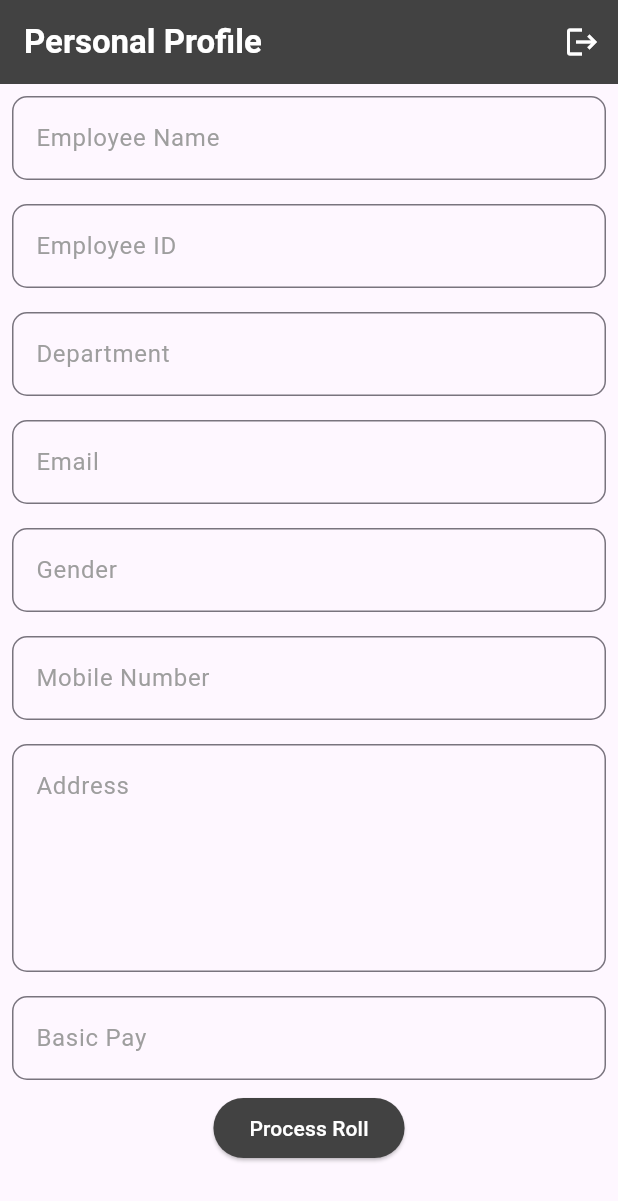
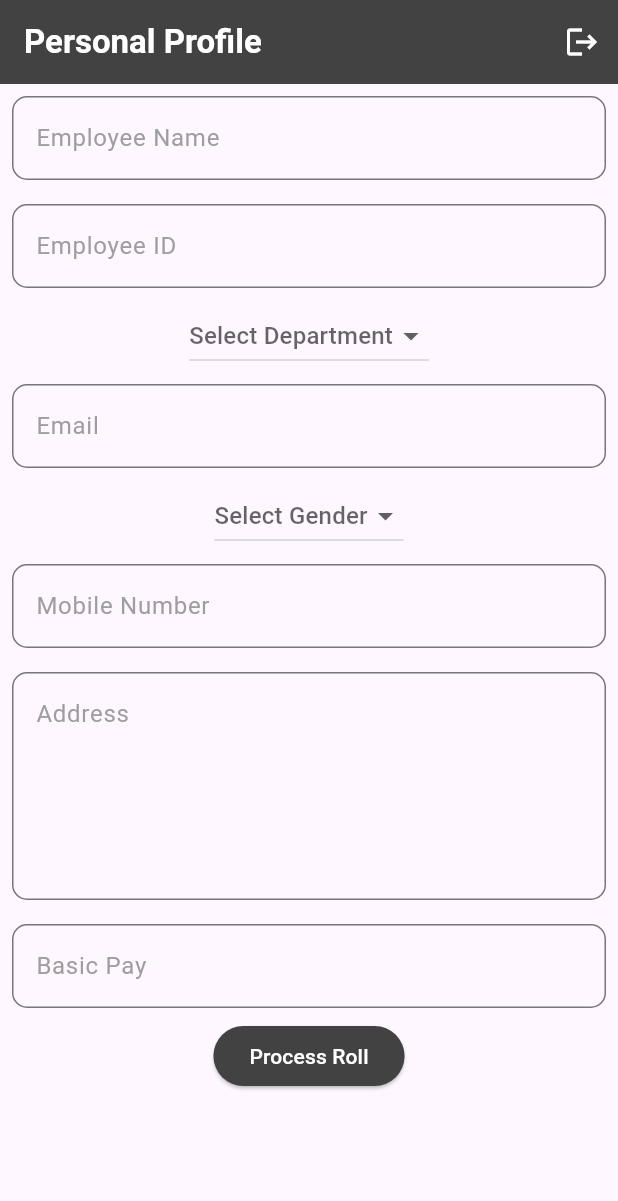
Before and after one commit to ashwinkn2004/sstp_flutter, a Flutter app: the screen it shows after launch, on a phone screen of 412 x 824 dp. Shown: the top 1201 px of the screen. Run offline on Flutter 3.47's test engine with Material 3 defaults, Android fonts, the light colour scheme and no system bars; our stand-ins replace google_fonts.

Commit message:
some changes made

```diff
--- a/employee_payroll/lib/details_screen.dart
+++ b/employee_payroll/lib/details_screen.dart
@@ -1,8 +1,22 @@
 import 'package:flutter/material.dart';
 import 'package:employee_payroll/pay_roll.dart';
 
-class DetailsScreen extends StatelessWidget {
-  const DetailsScreen({super.key});
+class DetailsScreen extends StatefulWidget {
+  DetailsScreen({super.key});
+
+  @override
+  State<DetailsScreen> createState() => _DetailsScreenState();
+}
+
+class _DetailsScreenState extends State<DetailsScreen> {
+  List<String> department = ['CIVIL', 'CSE', 'AI', 'ECE', 'EEE', 'MECH', 'MCA'];
+  String? selectDepartment;
+
+  List<String> gender = ['MALE', 'FEMALE'];
+  String? selectGender;
+
+  final GlobalKey<FormState> _formKey = GlobalKey<FormState>();
+  final nameController = TextEditingController();
 
   @override
   Widget build(BuildContext context) {
@@ -18,7 +32,7 @@ class DetailsScreen extends StatelessWidget {
         ),
         actions: [
           IconButton(
-            onPressed: (){},
+            onPressed: () {},
             icon: const Icon(
               Icons.logout,
               color: Colors.white,
@@ -27,22 +41,30 @@ class DetailsScreen extends StatelessWidget {
         ],
       ),
       body: SingleChildScrollView(
-        child: Column(children: [
+        child: Form(
+          key: _formKey,
+          child: Column(
+            children: [
               Padding(
                 padding: const EdgeInsets.all(8.0),
-            child: TextField(
+                child: TextFormField(
+                  controller: nameController,
+                  validator: (value) {
+                    if (value == null || value.isEmpty) {
+                      return 'Name Cannot be empty!';
+                    } else {
+                      return null;
+                    }
+                  },
                   decoration: InputDecoration(
                       hintText: 'Employee Name',
                       hintStyle: TextStyle(
                         color: Colors.grey[500],
                       ),
                       border: OutlineInputBorder(
-                  borderRadius: BorderRadius.circular(10)
-                )
+                          borderRadius: BorderRadius.circular(10))),
                 ),
               ),
-          ),
-
               Padding(
                 padding: const EdgeInsets.all(8.0),
                 child: TextField(
@@ -52,13 +74,11 @@ class DetailsScreen extends StatelessWidget {
                         color: Colors.grey[500],
                       ),
                       border: OutlineInputBorder(
-                  borderRadius: BorderRadius.circular(10)
-                )
-              ),
+                          borderRadius: BorderRadius.circular(10))),
                 ),
               ),
 
-          Padding(
+              /*Padding(
                 padding: const EdgeInsets.all(8.0),
                 child: TextField(
                   decoration: InputDecoration(
@@ -67,12 +87,27 @@ class DetailsScreen extends StatelessWidget {
                         color: Colors.grey[500],
                       ),
                       border: OutlineInputBorder(
-                  borderRadius: BorderRadius.circular(10)
-                )
+                          borderRadius: BorderRadius.circular(10))),
                 ),
+              ),*/
+
+              DropdownButton(
+                value: selectDepartment,
+                hint: Text('Select Department'),
+                items: department.map<DropdownMenuItem<String>>(
+                  (String value) {
+                    return DropdownMenuItem<String>(
+                      value: value,
+                      child: Text(value),
+                    );
+                  },
+                ).toList(),
+                onChanged: (value) {
+                  setState(() {
+                    selectDepartment = value;
+                  });
+                },
               ),
-          ),
-
               Padding(
                 padding: const EdgeInsets.all(8.0),
                 child: TextField(
@@ -82,13 +117,10 @@ class DetailsScreen extends StatelessWidget {
                         color: Colors.grey[500],
                       ),
                       border: OutlineInputBorder(
-                  borderRadius: BorderRadius.circular(10)
-                )
+                          borderRadius: BorderRadius.circular(10))),
                 ),
               ),
-          ),
-
-          Padding(
+              /*Padding(
                 padding: const EdgeInsets.all(8.0),
                 child: TextField(
                   decoration: InputDecoration(
@@ -97,27 +129,40 @@ class DetailsScreen extends StatelessWidget {
                         color: Colors.grey[500],
                       ),
                       border: OutlineInputBorder(
-                  borderRadius: BorderRadius.circular(10)
-                )
+                          borderRadius: BorderRadius.circular(10))),
                 ),
+              ),*/
+
+              DropdownButton(
+                value: selectGender,
+                hint: Text('Select Gender'),
+                items: gender.map<DropdownMenuItem<String>>(
+                  (String value) {
+                    return DropdownMenuItem<String>(
+                      value: value,
+                      child: Text(value),
+                    );
+                  },
+                ).toList(),
+                onChanged: (value) {
+                  setState(() {
+                    selectDepartment = value;
+                  });
+                },
               ),
-          ),
-
               Padding(
                 padding: const EdgeInsets.all(8.0),
                 child: TextField(
+                  keyboardType: TextInputType.numberWithOptions(),
                   decoration: InputDecoration(
                       hintText: 'Mobile Number',
                       hintStyle: TextStyle(
                         color: Colors.grey[500],
                       ),
                       border: OutlineInputBorder(
-                  borderRadius: BorderRadius.circular(10)
-                )
+                          borderRadius: BorderRadius.circular(10))),
                 ),
               ),
-          ),
-
               Padding(
                 padding: const EdgeInsets.all(8.0),
                 child: TextField(
@@ -127,13 +172,11 @@ class DetailsScreen extends StatelessWidget {
                       color: Colors.grey[500],
                     ),
                     border: OutlineInputBorder(
-                  borderRadius: BorderRadius.circular(10)
-                ),
+                        borderRadius: BorderRadius.circular(10)),
                   ),
                   maxLines: 5,
                 ),
               ),
-
               Padding(
                 padding: const EdgeInsets.all(8.0),
                 child: TextField(
@@ -143,18 +186,18 @@ class DetailsScreen extends StatelessWidget {
                         color: Colors.grey[500],
                       ),
                       border: OutlineInputBorder(
-                  borderRadius: BorderRadius.circular(10)
-                )
+                          borderRadius: BorderRadius.circular(10))),
                 ),
               ),
-          ),
-
-          ElevatedButton(onPressed: (){
-            Navigator.push(context, MaterialPageRoute(builder: (context) => const PayRoll()));
+              ElevatedButton(
+                onPressed: () {
+                  Navigator.push(context,
+                      MaterialPageRoute(builder: (context) => const PayRoll()));
                 },
                 style: ButtonStyle(
                   backgroundColor: MaterialStatePropertyAll(Colors.grey[800]),
-            ), child: const Text(
+                ),
+                child: const Text(
                   'Process Roll',
                   style: TextStyle(color: Colors.white),
                 ),
@@ -162,6 +205,7 @@ class DetailsScreen extends StatelessWidget {
             ],
           ),
         ),
+      ),
     );
   }
 }
--- a/employee_payroll/lib/main.dart
+++ b/employee_payroll/lib/main.dart
@@ -10,7 +10,7 @@ class MyApp extends StatelessWidget {
 
   @override
   Widget build(BuildContext context) {
-    return const MaterialApp(
+    return MaterialApp(
       debugShowCheckedModeBanner: false,
       home: DetailsScreen(),
     );
```
Also changed, not shown: MY_WIDGETS/DropDownMenu.txt (added, +17 -0 lines). Lines whose indentation alone changed are shown as unchanged.
